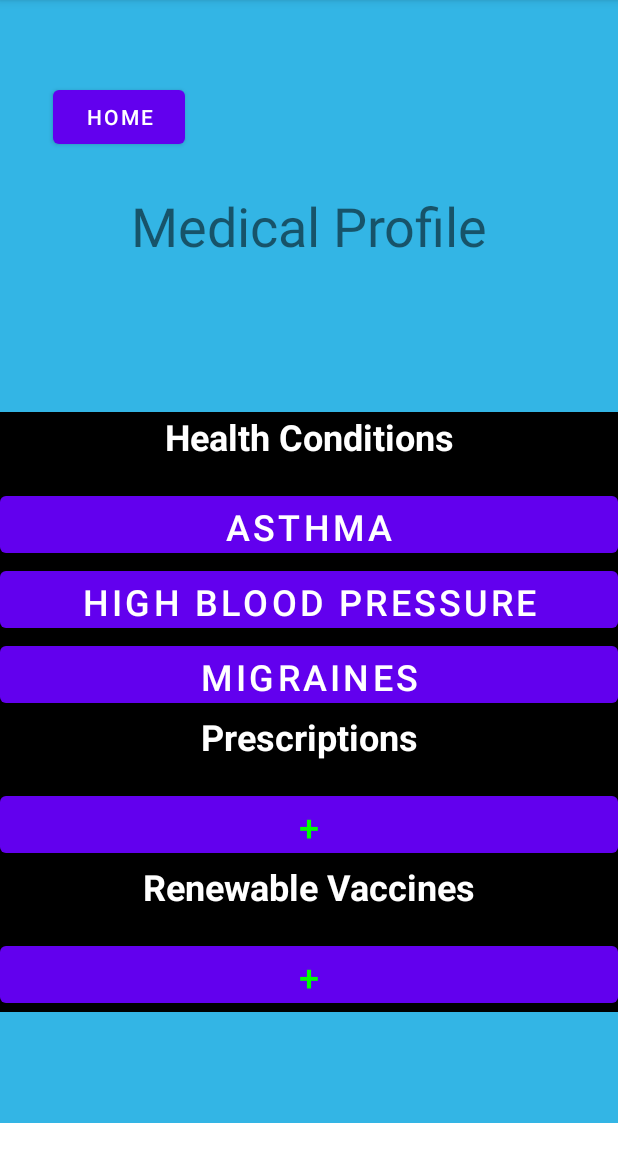
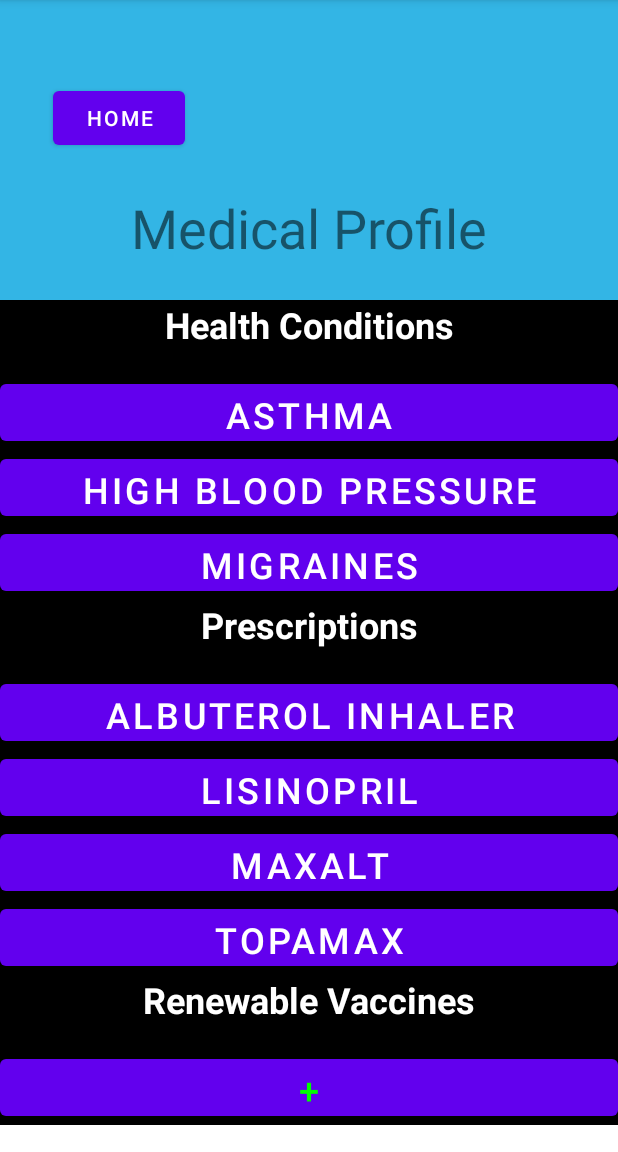
Before and after one commit to jkapp610/-Health-Track-Android-App, an Android app: the ProfileActivity screen opened directly, with no data from a screen before it, on a phone screen of 412 x 824 dp, the part 84-1236 px from its top. Run offline under Robolectric (Android 15) with nearby library versions, the phone set to English and light mode, and no system bars.

Commit message:
Medical profile screen in progress.
- displaying placeholder "prescription" data
- auto shows/hides "prescriptions" when they are/aren't there

```diff
--- a/app/src/main/java/com/example/healthtrack/ProfileActivity.java
+++ b/app/src/main/java/com/example/healthtrack/ProfileActivity.java
@@ -18,6 +18,7 @@ public class ProfileActivity extends AppCompatActivity {
         setContentView(R.layout.activity_profile);
 
         fillConditions();
+        fillPrescriptions();
     }
 
     public void onClickHome(View view){
@@ -112,4 +113,69 @@ public class ProfileActivity extends AppCompatActivity {
         }else btn4.setVisibility(View.GONE);
     }
 
+    // Just a test for now... //TODO get actual data from the database
+    public class Prescription {
+        private String name;
+        private String time;
+        private Boolean reminder;
+
+        public Prescription() {
+
+        }
+
+        public Prescription(String name, String time, Boolean reminder) {
+            this.name = name;
+            this.time = time;
+            this.reminder = reminder;
+        }
+
+        public List<ProfileActivity.Prescription> GetItems() {
+            List<ProfileActivity.Prescription> lstItems = new ArrayList<ProfileActivity.Prescription>();
+
+            lstItems.add(new ProfileActivity.Prescription("Albuterol Inhaler",null,false));
+            lstItems.add(new ProfileActivity.Prescription("Lisinopril",null,false));
+            lstItems.add(new ProfileActivity.Prescription("Maxalt","9:00",false));
+            lstItems.add(new ProfileActivity.Prescription("Topamax","22:00",true));
+
+            return lstItems;
+        }
+    }
+
+    // Just a test for now... //TODO get actual data from the database
+    private void fillPrescriptions(){
+        ProfileActivity.Prescription prescription = new ProfileActivity.Prescription();
+        List<ProfileActivity.Prescription> pres = prescription.GetItems();
+        int numPres = pres.size();
+
+        Button btn0 = (Button) findViewById(R.id.pres0);
+        if(numPres > 0) {
+            btn0.setText(pres.get(0).name);
+            btn0.setVisibility(View.VISIBLE);
+        }else btn0.setVisibility(View.GONE);
+
+        Button btn1 = (Button) findViewById(R.id.pres1);
+        if(numPres > 1) {
+            btn1.setText(pres.get(1).name);
+            btn1.setVisibility(View.VISIBLE);
+        }else btn1.setVisibility(View.GONE);
+
+        Button btn2 = (Button) findViewById(R.id.pres2);
+        if(numPres > 2) {
+            btn2.setText(pres.get(2).name);
+            btn2.setVisibility(View.VISIBLE);
+        }else btn2.setVisibility(View.GONE);
+
+        Button btn3 = (Button) findViewById(R.id.pres3);
+        if(numPres > 3) {
+            btn3.setText(pres.get(3).name);
+            btn3.setVisibility(View.VISIBLE);
+        }else btn3.setVisibility(View.GONE);
+
+        Button btn4 = (Button) findViewById(R.id.pres4);
+        if(numPres > 4) {
+            btn4.setText(pres.get(4).name);
+            btn4.setVisibility(View.VISIBLE);
+        }else btn4.setVisibility(View.GONE);
+    }
+
 }
```
